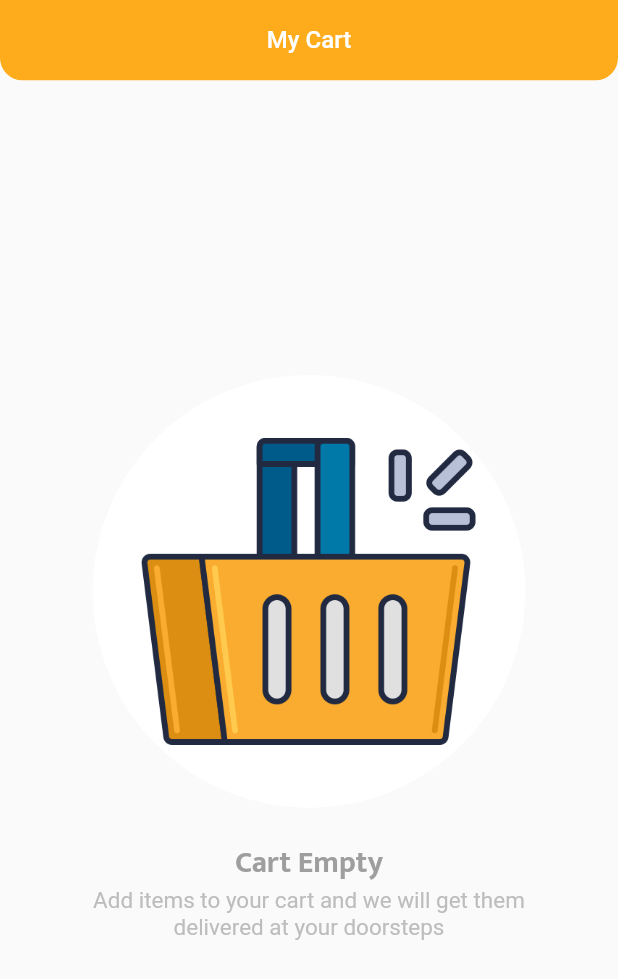
After one commit to Shopybee/shopybee-client, a Flutter app: the CartScreen screen opened directly, on a phone screen of 412 x 824 dp. The commit adds this screen. Shown: the top 979 px of the screen. Run offline on Flutter 3.47's test engine with Material 2 defaults, Android fonts, the phone set to English and light mode, and no system bars; our stand-ins replace firebase_auth, firebase_core, font_awesome_flutter, smooth_page_indicator; accounts and stored records are empty.

Commit message:
empty cart box added

```diff
--- a/lib/main.dart
+++ b/lib/main.dart
@@ -64,16 +64,21 @@ class ShopyBeeApp extends StatelessWidget {
         ),
 
         //****** Data controllers *******//
-        ChangeNotifierProvider(create: (context) => CategoryController(),),
-        ChangeNotifierProvider(create: (context) => DisplayMobileController(),),
-        ChangeNotifierProvider(create: (context) => MobileCategoryScreenController(),),
+        ChangeNotifierProvider(
+          create: (context) => CategoryController(),
+        ),
+        ChangeNotifierProvider(
+          create: (context) => DisplayMobileController(),
+        ),
+        ChangeNotifierProvider(
+          create: (context) => MobileCategoryScreenController(),
+        ),
         ChangeNotifierProvider(
           create: (context) => UserDetailProvider(),
         ),
       ],
       child: MaterialApp(
           routes: {
-
             '/auth': (context) => AuthScreen(),
             '/login': (context) => LoginScreen(),
             '/register': (context) => RegisterScreen(),
@@ -81,8 +86,8 @@ class ShopyBeeApp extends StatelessWidget {
             '/app': (context) => AppScreen(),
             '/addAddress': (context) => AddAddressScreen(),
             '/address': (context) => AddressScreen(),
-            '/mobileCategory':(context) => MobileCategoryScreen(),
-            '/editProfile':(context) => EditProfileScreen(),
+            '/mobileCategory': (context) => MobileCategoryScreen(),
+            '/editProfile': (context) => EditProfileScreen(),
           },
           debugShowCheckedModeBanner: false,
           navigatorKey: GlobalContext.contextKey,
@@ -90,18 +95,3 @@ class ShopyBeeApp extends StatelessWidget {
     );
   }
 }
-
-class Wrapper extends StatelessWidget {
-  const Wrapper({Key? key}) : super(key: key);
-
-  @override
-  Widget build(BuildContext context) {
-    final firebaseUser = context.watch<User?>();
-
-    if (firebaseUser != null) {
-      return const SplashScreen();
-    } else {
-      return AuthScreen();
-    }
-  }
-}
--- a/lib/view/Screens/CartScreen/cart_screen.dart
+++ b/lib/view/Screens/CartScreen/cart_screen.dart
@@ -1,4 +1,9 @@
 import 'package:flutter/material.dart';
+import 'package:provider/provider.dart';
+import 'package:shopybee/constants/constants.dart';
+import 'package:shopybee/controllers/user_detail_provider.dart';
+import 'package:shopybee/uitls/device_size.dart';
+import 'package:shopybee/view/Screens/CartScreen/components/empty_cart_box.dart';
 import 'package:shopybee/view/ui_blocks/body_with_appbar.dart';
 
 class CartScreen extends StatelessWidget {
@@ -6,10 +11,41 @@ class CartScreen extends StatelessWidget {
 
   @override
   Widget build(BuildContext context) {
-    return BodyWithAppBar(
-        body: Container(
-      alignment: Alignment.center,
-      child: Text('Cart Screen'),
-    ));
+    return Scaffold(
+      appBar: AppBar(
+        toolbarHeight: displayHeight(context) * 0.065,
+        elevation: 0,
+        centerTitle: true,
+        shape: const RoundedRectangleBorder(
+            borderRadius: BorderRadius.only(
+                bottomLeft: Radius.circular(15),
+                bottomRight: Radius.circular(15))),
+        title: const Text(
+          "My Cart",
+          style: TextStyle(fontSize: 16),
+        ),
+        backgroundColor: primaryColor,
+      ),
+      body: Consumer<UserDetailProvider>(
+        builder: (context, controller, child) {
+          if (controller.cartStatus == CartStatus.notFetched) {
+            controller.getCart();
+          }
+          switch (controller.cartStatus) {
+            case CartStatus.fetched:
+              if (controller.cart.isEmpty) {
+                return EmpyCartBox();
+              } else {
+                return Text("Not empty");
+              }
+
+            case CartStatus.notFetched:
+              return Text('Tap to fetch');
+            case CartStatus.fetching:
+              return const Center(child: CircularProgressIndicator());
+          }
+        },
+      ),
+    );
   }
 }
--- /dev/null
+++ b/lib/view/Screens/CartScreen/components/empty_cart_box.dart
@@ -0,0 +1,44 @@
+import 'package:flutter/material.dart';
+import 'package:shopybee/uitls/device_size.dart';
+
+class EmpyCartBox extends StatelessWidget {
+  const EmpyCartBox({Key? key}) : super(key: key);
+
+  @override
+  Widget build(BuildContext context) {
+    return Center(
+      child: Column(
+        mainAxisAlignment: MainAxisAlignment.center,
+        crossAxisAlignment: CrossAxisAlignment.center,
+        children: [
+          CircleAvatar(
+              radius: displayWidth(context) * 0.35,
+              backgroundColor: Colors.white,
+              child: Image.asset(
+                'assets/images/empty_cart.png',
+                height: displayHeight(context) * 0.3,
+              )),
+          const SizedBox(
+            height: 20,
+          ),
+          Text(
+            "Cart Empty",
+            style: TextStyle(
+                fontSize: 20,
+                color: Colors.grey.shade500,
+                fontFamily: "Mukta",
+                fontWeight: FontWeight.bold),
+          ),
+          SizedBox(
+            width: displayWidth(context) * 0.75,
+            child: Text(
+              'Add items to your cart and we will get them delivered at your doorsteps',
+              textAlign: TextAlign.center,
+              style: TextStyle(fontSize: 15, color: Colors.grey.shade400),
+            ),
+          )
+        ],
+      ),
+    );
+  }
+}
```
Also changed, not shown: assets/images/empty_cart.png (added).
